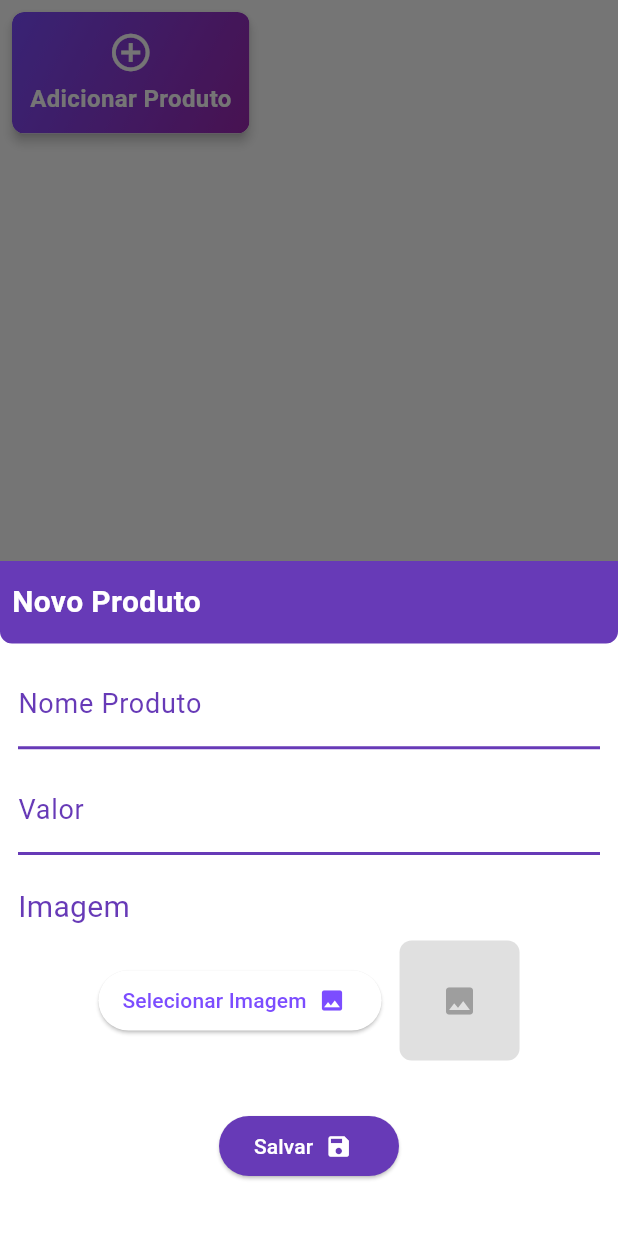
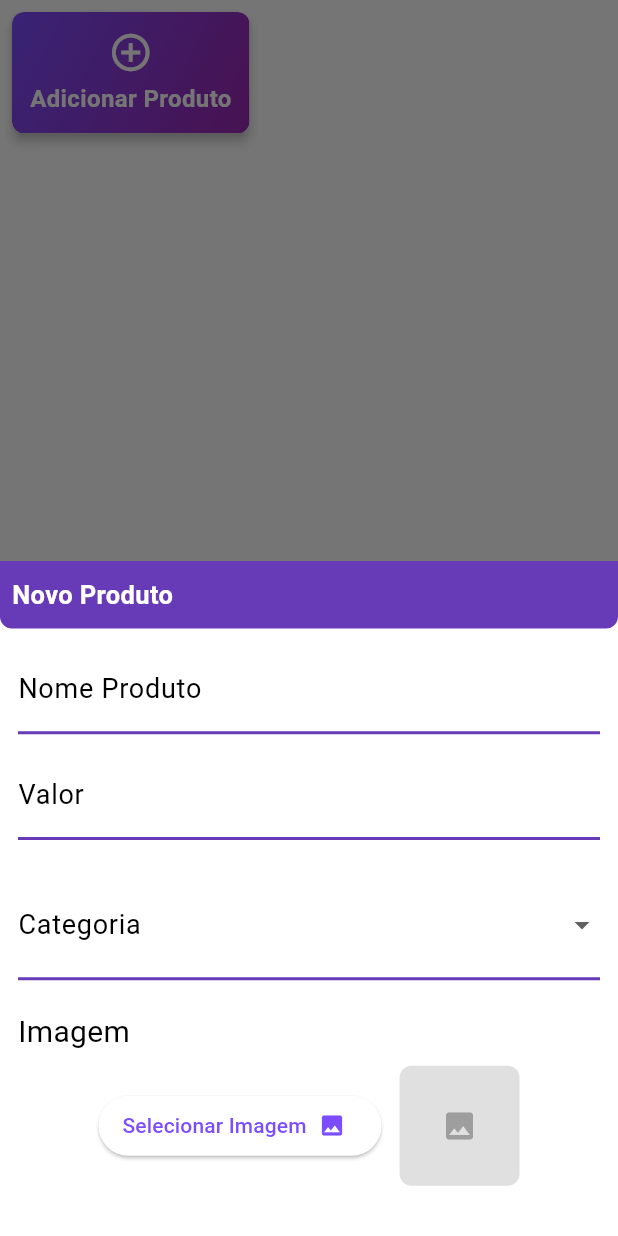
Before and after one commit to Comanda-Digital-PI/comanda_digital, a Flutter app: the ConfigScreen screen opened by its route, after a tap on "Adicionar Produto", on a phone screen of 412 x 824 dp. Run offline on Flutter 3.47's test engine with Material 3 defaults, Android fonts, the light colour scheme and no system bars; our stand-ins replace carousel_slider, freezed_annotation, get, image_picker; missing offline and left inert: flutter_svg_icons.

Commit message:
:sparkles: feat: implementando cadastro de produtos e model

```diff
--- a/lib/app/controllers/config_controller.dart
+++ b/lib/app/controllers/config_controller.dart
@@ -1,6 +1,7 @@
 import 'dart:io';
 
 import 'package:flutter/material.dart';
+import 'package:flutter_faculdade/app/models/produto_model.dart';
 import 'package:flutter_faculdade/app/screens/configs/widgets/image_selector.dart';
 import 'package:get/get.dart';
 import 'package:image_picker/image_picker.dart';
@@ -12,10 +13,24 @@ class ConfigController extends GetxController {
   final Rx<File?> imageFile = Rx<File?>(null);
 
   final RxString tipoBottomSheet = ''.obs;
+  final RxString labelBottomSheet = ''.obs;
   final ImagePicker _picker = ImagePicker();
 
-  void showBottomSheet(String tipo){
+  final List<Map<String, dynamic>> categorias = [
+    {'id': 1, 'nome': 'Pratos'},
+    {'id': 2, 'nome': 'Bebidas'},
+    {'id': 3, 'nome': 'Aperitivos'},
+    {'id': 4, 'nome': 'Sobremesa'},
+    {'id': 5, 'nome': 'Sobremesas'},
+  ];
+
+  final RxnString categoriaSelecionada = RxnString();
+
+  final List<Produto> produtos = [];
+
+  void showBottomSheet(String tipo, String label){
     tipoBottomSheet.value = tipo;
+    labelBottomSheet.value = label;
     showProdutoBottomSheet();
   }
 
@@ -30,6 +45,26 @@ class ConfigController extends GetxController {
     }
   }
 
+  void adicionarProduto(){
+    if (imageFile.value == null) {
+      print("Selecione uma imagem antes de adicionar o produto.");
+      return;
+    }
+
+    produtos.add(
+      Produto(
+        nomeProduto: nomeProduto.text,
+        valor: double.tryParse(valorProduto.text.toString()) ?? 0.0,
+        categoria: categoriaSelecionada.value.toString(),
+        image: imageFile.value!.path.toString()
+      )
+    );
+
+    print(produtos);
+  }
+
+
+
 
   TextField buildTextField(label, textController, context, {isPassword = false}) {
       return TextField(
@@ -41,11 +76,11 @@ class ConfigController extends GetxController {
         decoration: InputDecoration(
           labelText: label,
           labelStyle: const TextStyle(
-            color: Colors.deepPurple
+            color: Colors.black
           ),
           floatingLabelStyle: const TextStyle(
             fontSize: 20,
-            color: Colors.deepPurple
+            color: Colors.black
           ),
           enabledBorder:  UnderlineInputBorder(
             borderSide: BorderSide(color: Theme.of(context).colorScheme.primary, width: 2),
@@ -75,7 +110,7 @@ void showProdutoBottomSheet() {
         crossAxisAlignment: CrossAxisAlignment.start,
         children: [
            Container(
-            height: 55,
+            height: 45,
             width: double.infinity,
 
             decoration: const BoxDecoration(
@@ -85,18 +120,18 @@ void showProdutoBottomSheet() {
                 bottomRight: Radius.circular(8)
               )
             ),
-            child: const Row(
+            child:  Row(
               crossAxisAlignment: CrossAxisAlignment.center,
               mainAxisAlignment: MainAxisAlignment.start,
               children: [
                 Padding(
-                  padding: EdgeInsets.only(left: 8),
+                  padding: const EdgeInsets.only(left: 8),
                   child: Text(
-                    'Novo Produto',
-                    style: TextStyle(
+                    labelBottomSheet.value,
+                    style: const TextStyle(
                       color: Colors.white,
                       fontWeight: FontWeight.bold,
-                      fontSize: 20
+                      fontSize: 17
                     ),
                   ),
                 ),
@@ -111,9 +146,66 @@ void showProdutoBottomSheet() {
                   mainAxisSize: MainAxisSize.min,
                   children: [
                     if(tipoBottomSheet.value.contains('produto')) ... [
+                      productBottomSheet()
+                    ],
+                  ],
+                ),
+              ),
+            ),
+          ),
+        ],
+      ),
+    ),
+    backgroundColor: Colors.transparent,
+    isScrollControlled: true,
+  );
+}
+
+  Column productBottomSheet() {
+    return Column(
+      children: [
         buildTextField('Nome Produto', nomeProduto, Get.context),
         const SizedBox(height: 10,),
         buildTextField('Valor', valorProduto, Get.context),
+        const SizedBox(height: 20,),
+        Form(
+          child: DropdownButtonFormField<String>(
+            padding: const EdgeInsets.all(8),
+            decoration: const InputDecoration(
+              labelText: 'Categoria',
+              floatingLabelStyle: TextStyle(
+                fontSize: 20,
+                color: Colors.black
+              ),
+              border: UnderlineInputBorder(
+                borderSide: BorderSide(
+                  width: 2,
+                  color: Colors.deepPurple
+                )
+              ),
+              disabledBorder: UnderlineInputBorder(
+                borderSide: BorderSide(width: 2, color: Colors.deepPurple)
+              ),
+              enabledBorder: UnderlineInputBorder(
+                borderSide: BorderSide(color: Colors.deepPurple, width: 2)
+              )
+            ),
+            // O valor selecionado no momento
+            value: categoriaSelecionada.value,
+            items: categorias.map((categoria) {
+              return DropdownMenuItem<String>(
+                value: categoria['nome'],
+                child: Text(categoria['nome']),
+              );
+            }).toList(),
+            onChanged: (String? newValue) {
+              categoriaSelecionada.value = newValue ?? '';
+            },
+            // Exemplo de validação: obrigatório selecionar uma categoria
+            validator: (value) =>
+                value == null || value.isEmpty ? 'Selecione uma categoria' : null,
+          ),
+        ),
         const SizedBox(height: 20,),
         ImageSelector(controller:  Get.find<ConfigController>()),
         const SizedBox(height: 10,),
@@ -123,10 +215,11 @@ void showProdutoBottomSheet() {
             width: 120,
             child: ElevatedButton.icon(
               onPressed: () {
+                adicionarProduto();
                 nomeProduto.clear();
                 valorProduto.clear();
-                              print(imageFile.value);
                 imageFile.value = null;
+                categoriaSelecionada.value = null;
                 Get.back();
               },
               style: ElevatedButton.styleFrom(
@@ -145,23 +238,10 @@ void showProdutoBottomSheet() {
               iconAlignment: IconAlignment.end,
             ),
           ),
-                      )
-
-                    ],
-                  ],
-                ),
-              ),
-            ),
         ),
       ],
-      ),
-    ),
-    backgroundColor: Colors.transparent,
-    isScrollControlled: true,
     );
   }
 
 
-
-
 }
--- /dev/null
+++ b/lib/app/models/produto_model.dart
@@ -0,0 +1,17 @@
+import 'dart:io';
+
+import 'package:freezed_annotation/freezed_annotation.dart';
+import 'package:flutter/material.dart';
+import 'package:image_picker/image_picker.dart';
+
+part 'produto_model.freezed.dart';
+
+@freezed
+abstract class Produto with _$Produto {
+  factory Produto({
+    required String nomeProduto,
+    required double valor,
+    required String categoria,
+    required String image,
+  }) = _Produto;
+}
--- a/lib/app/screens/configs/config_screen.dart
+++ b/lib/app/screens/configs/config_screen.dart
@@ -39,7 +39,7 @@ class ConfigScreen extends StatelessWidget {
                 ),
                 child: InkWell(
                   onTap: () {
-                     controller.showBottomSheet('produto');
+                     controller.showBottomSheet('produto', 'Novo Produto');
                   },
                   highlightColor: Colors.transparent,
                   borderRadius: BorderRadius.circular(8),
@@ -75,10 +75,4 @@ class ConfigScreen extends StatelessWidget {
       ],
     );
   }
-
-
-
-
-
-
 }
--- a/lib/app/screens/configs/widgets/image_selector.dart
+++ b/lib/app/screens/configs/widgets/image_selector.dart
@@ -21,7 +21,7 @@ class ImageSelector extends StatelessWidget {
           'Imagem',
           style: TextStyle(
             fontSize: 20,
-            color: Colors.deepPurple
+            color: Colors.black
           ),
         ),
         const SizedBox(height: 8),
--- a/pubspec.yaml
+++ b/pubspec.yaml
@@ -14,6 +14,8 @@ dependencies:
   image_picker: ^1.1.2
   flutter_svg_icons: ^0.0.1+4
   carousel_slider: ^5.0.0
+  freezed_annotation: ^3.0.0
+  json_annotation: ^4.9.0
 
 
 dev_dependencies:
@@ -21,6 +23,9 @@ dev_dependencies:
     sdk: flutter
   flutter_lints: 4.0.0
   getwidget: ^4.0.0
+  build_runner: ^2.4.15
+  json_serializable: ^6.9.4
+  freezed: ^3.0.6
 
 
 flutter:
```
Also changed, not shown: lib/app/models/produto_model.freezed.dart (added), 4 other files. Lines whose indentation alone changed are shown as unchanged.
